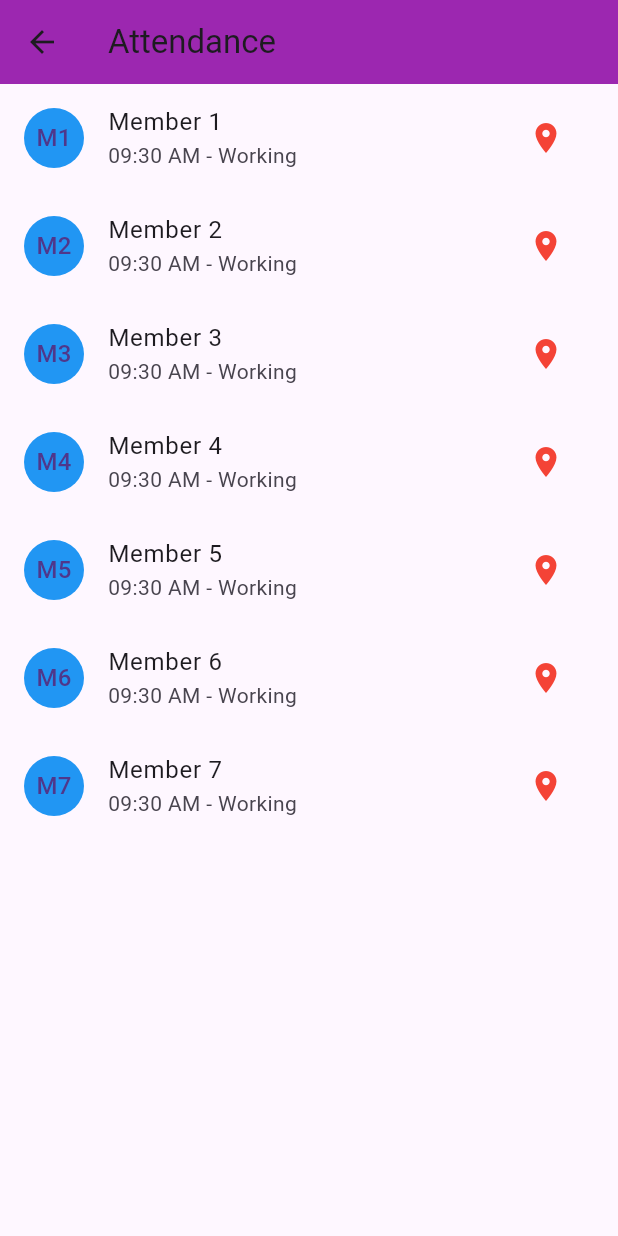
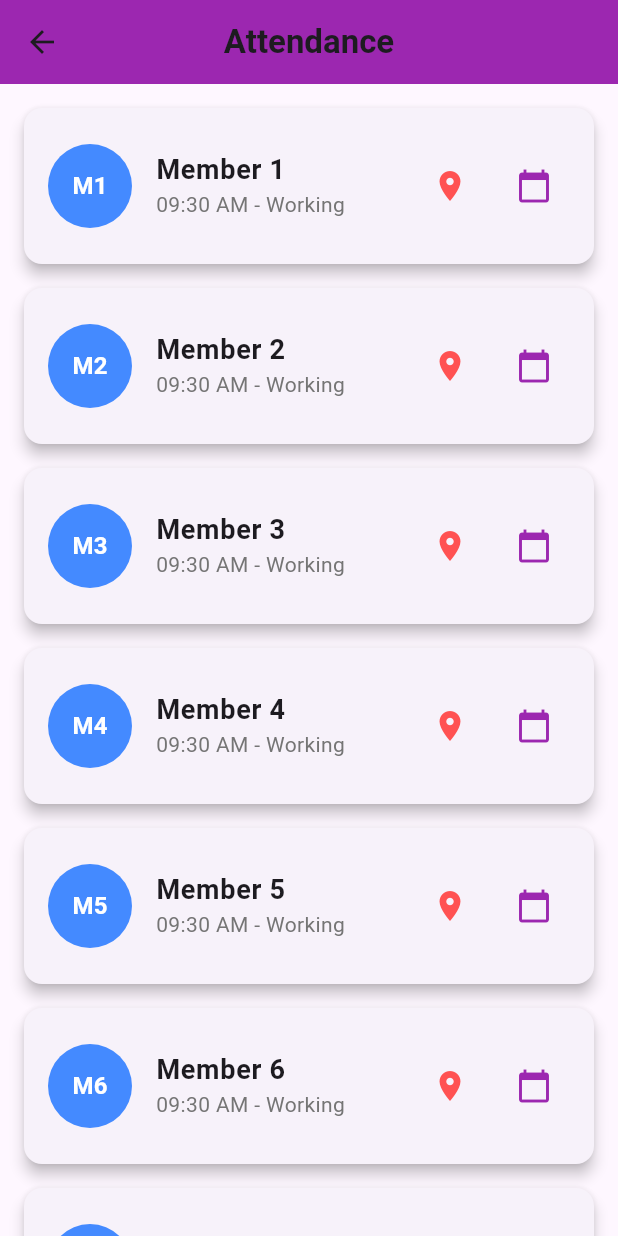
Before and after one commit to Sidhi6/Venove_project, a Flutter app: the screen it shows after launch, in the side drawer, after a tap on "Attendance", on a phone screen of 412 x 824 dp. Run offline on Flutter 3.47's test engine with Material 3 defaults, Android fonts, the phone set to English and light mode, and no system bars.

Commit message:
Update attendance_screen.dart

```diff
--- a/lib/screens/attendance_screen.dart
+++ b/lib/screens/attendance_screen.dart
@@ -1,26 +1,62 @@
 import 'package:flutter/material.dart';
 import 'member_location_screen.dart';
+import 'route_details_screen.dart';
 
 class AttendanceScreen extends StatelessWidget {
   @override
   Widget build(BuildContext context) {
     return Scaffold(
       appBar: AppBar(
-        title: Text("Attendance"),
+        title: Text(
+          "Attendance",
+          style: TextStyle(fontWeight: FontWeight.bold),
+        ),
         backgroundColor: Colors.purple,
+        centerTitle: true,
       ),
       body: ListView.builder(
         itemCount: 7, // Number of members
+        padding: EdgeInsets.symmetric(vertical: 8.0, horizontal: 16.0),
         itemBuilder: (context, index) {
-          return ListTile(
+          return Card(
+            margin: EdgeInsets.symmetric(vertical: 8.0),
+            elevation: 4.0,
+            shape: RoundedRectangleBorder(
+              borderRadius: BorderRadius.circular(12.0),
+            ),
+            child: ListTile(
+              contentPadding: EdgeInsets.all(16.0),
               leading: CircleAvatar(
-              backgroundColor: Colors.blue,
-              child: Text("M${index + 1}"),
+                backgroundColor: Colors.blueAccent,
+                radius: 28.0,
+                child: Text(
+                  "M${index + 1}",
+                  style: TextStyle(
+                    color: Colors.white,
+                    fontWeight: FontWeight.bold,
+                    fontSize: 16.0,
                   ),
-            title: Text("Member ${index + 1}"),
-            subtitle: Text("09:30 AM - Working"),
-            trailing: IconButton(
-              icon: Icon(Icons.location_on, color: Colors.red),
+                ),
+              ),
+              title: Text(
+                "Member ${index + 1}",
+                style: TextStyle(
+                  fontSize: 18.0,
+                  fontWeight: FontWeight.w600,
+                ),
+              ),
+              subtitle: Text(
+                "09:30 AM - Working",
+                style: TextStyle(
+                  color: Colors.grey[600],
+                  fontSize: 14.0,
+                ),
+              ),
+              trailing: Row(
+                mainAxisSize: MainAxisSize.min,
+                children: [
+                  IconButton(
+                    icon: Icon(Icons.location_on, color: Colors.redAccent),
                     onPressed: () {
                       Navigator.push(
                         context,
@@ -30,6 +66,21 @@ class AttendanceScreen extends StatelessWidget {
                       );
                     },
                   ),
+                  SizedBox(width: 8.0), // Space between icons
+                  IconButton(
+                    icon: Icon(Icons.calendar_today, color: Colors.purple),
+                    onPressed: () {
+                      Navigator.push(
+                        context,
+                        MaterialPageRoute(
+                          builder: (context) => RouteDetailsScreen(),
+                        ),
+                      );
+                    },
+                  ),
+                ],
+              ),
+            ),
           );
         },
       ),
```
Lines whose indentation alone changed are shown as unchanged.
